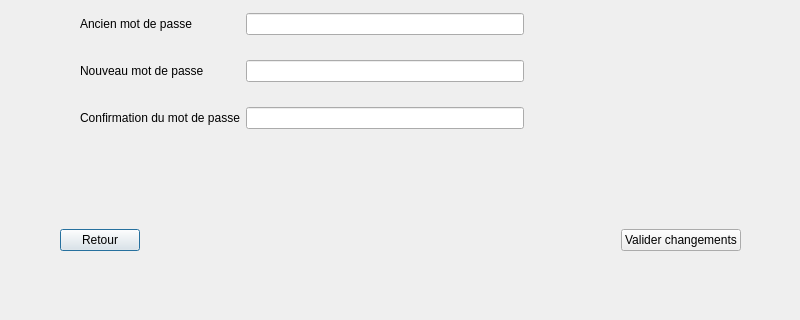
Qt form Trottipret/moncompte.ui (adeleb54/Trottipret) before a commit; both pictures show x 0 to 800 and y 220 to 540 of the 800 by 540 pixel window.
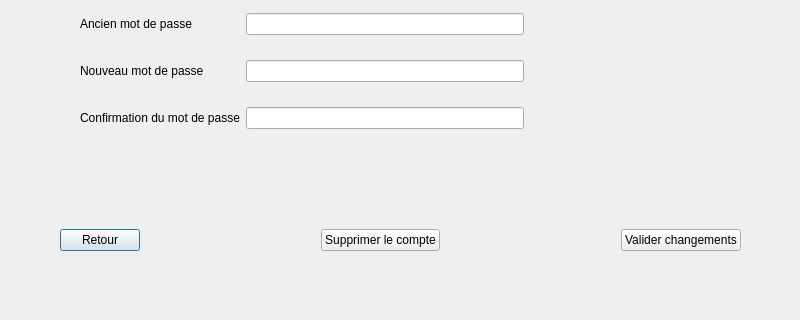
The same form after that commit.

Commit message: Suppression du compte

```diff
--- a/Trottipret/moncompte.ui
+++ b/Trottipret/moncompte.ui
@@ -202,6 +202,26 @@
       </property>
      </widget>
     </item>
+    <item>
+     <spacer name="horizontalSpacer_8">
+      <property name="orientation">
+       <enum>Qt::Horizontal</enum>
+      </property>
+      <property name="sizeHint" stdset="0">
+       <size>
+        <width>40</width>
+        <height>20</height>
+       </size>
+      </property>
+     </spacer>
+    </item>
+    <item>
+     <widget class="QPushButton" name="supprimer">
+      <property name="text">
+       <string>Supprimer le compte</string>
+      </property>
+     </widget>
+    </item>
     <item>
      <spacer name="horizontalSpacer_5">
       <property name="orientation">
```
The commit also changes 7 other files.
